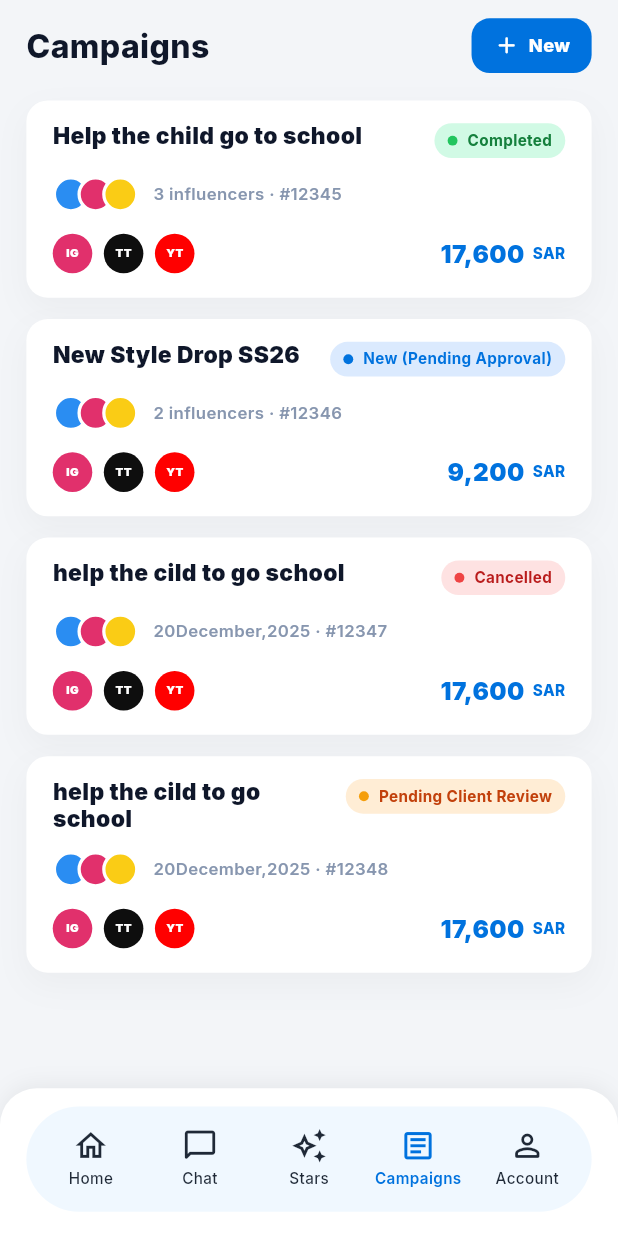
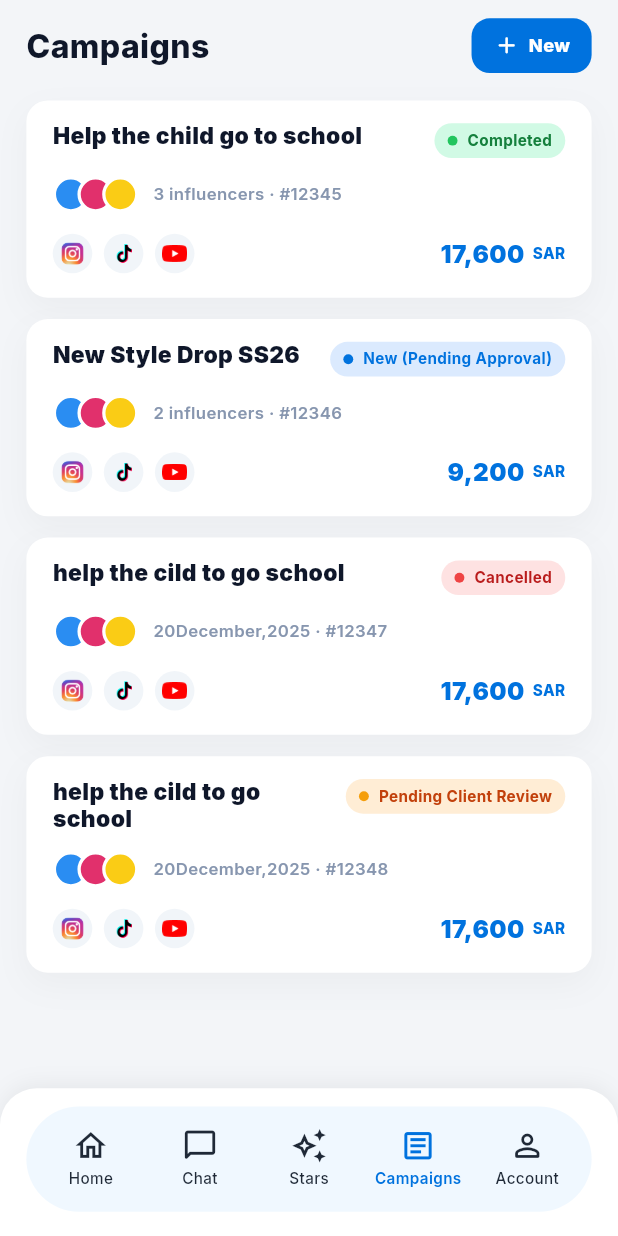
Before and after one commit to amrashraf88/influx_mobile-main, a Flutter app: the CompanyCampaignsPage screen opened by its route, on a phone screen of 412 x 824 dp. Run offline on Flutter 3.47's test engine with Material 3 defaults, Android fonts, the phone set to English and light mode, and no system bars; our stand-ins replace auto_size_text, cached_network_image, country_code_picker, dio, equatable, file_picker and 7 more; missing offline and left inert: record; accounts and stored records are empty; network calls fail.

Commit message:
Support all social platform icons

```diff
--- a/lib/features/company_campaigns/presentation/widgets/company_campaign_list_card_widget.dart
+++ b/lib/features/company_campaigns/presentation/widgets/company_campaign_list_card_widget.dart
@@ -1,4 +1,5 @@
 import 'package:adzmavall/features/company_campaigns/presentation/models/company_campaign_models.dart';
+import 'package:adzmavall/features/company_campaigns/presentation/widgets/company_campaign_platform_chip.dart';
 import 'package:adzmavall/features/company_campaigns/presentation/widgets/company_campaign_status_chip.dart';
 import 'package:adzmavall/utils/appcolors.dart';
 import 'package:flutter/material.dart';
@@ -86,11 +87,11 @@ class CompanyCampaignListCardWidget extends StatelessWidget {
             SizedBox(height: 14.h),
             Row(
               children: <Widget>[
-                const _PlatformDot(color: AppColors.instagram, label: 'IG'),
+                const _PlatformDot(platform: 'instagram'),
                 SizedBox(width: 7.w),
-                const _PlatformDot(color: AppColors.tiktok, label: 'TT'),
+                const _PlatformDot(platform: 'tiktok'),
                 SizedBox(width: 7.w),
-                const _PlatformDot(color: AppColors.youtube, label: 'YT'),
+                const _PlatformDot(platform: 'youtube'),
                 const Spacer(),
                 Text(
                   amount,
@@ -153,10 +154,9 @@ class _AvatarStack extends StatelessWidget {
 }
 
 class _PlatformDot extends StatelessWidget {
-  const _PlatformDot({required this.color, required this.label});
+  const _PlatformDot({required this.platform});
 
-  final Color color;
-  final String label;
+  final String platform;
 
   @override
   Widget build(BuildContext context) {
@@ -164,14 +164,15 @@ class _PlatformDot extends StatelessWidget {
       width: 24.w,
       height: 24.w,
       alignment: Alignment.center,
-      decoration: BoxDecoration(color: color, shape: BoxShape.circle),
-      child: Text(
-        label,
-        style: TextStyle(
-          color: AppColors.white,
-          fontSize: 7.5.sp,
-          fontWeight: FontWeight.w900,
-        ),
+      decoration: const BoxDecoration(
+        color: Color(0xFFF1F5F9),
+        shape: BoxShape.circle,
+      ),
+      child: Image.asset(
+        CompanyCampaignPlatformAssets.assetFor(platform),
+        width: 15.w,
+        height: 15.w,
+        fit: BoxFit.contain,
       ),
     );
   }
--- a/lib/features/company_campaigns/presentation/widgets/company_campaign_platform_chip.dart
+++ b/lib/features/company_campaigns/presentation/widgets/company_campaign_platform_chip.dart
@@ -7,28 +7,35 @@ import 'package:flutter_screenutil/flutter_screenutil.dart';
 
 abstract final class CompanyCampaignPlatformAssets {
   static String assetFor(String platform) {
-    switch (platform.trim().toLowerCase()) {
-      case 'instagram':
+    final String value = platform.trim().toLowerCase();
+    if (value.contains('instagram') || value == 'ig') {
       return ImageAssets.instagramColoredIcon;
-      case 'tik tok':
-      case 'tiktok':
+    }
+    if (value.contains('tik') || value.contains('tok')) {
       return ImageAssets.homeInfluencerTiktok;
-      case 'youtube':
+    }
+    if (value.contains('youtube') || value == 'yt') {
       return ImageAssets.homeInfluencerYoutube;
-      case 'telegram':
+    }
+    if (value.contains('telegram')) {
       return ImageAssets.telegramColoredIcon;
-      case 'whatsapp':
+    }
+    if (value.contains('whatsapp') || value == 'wa') {
       return ImageAssets.whatsappColoredIcon;
-      case 'threads':
+    }
+    if (value.contains('thread')) {
       return ImageAssets.threadsIcon;
-      case 'snapchat':
-      case 'snap':
+    }
+    if (value.contains('snap')) {
       return ImageAssets.snapchatIcon;
-      case 'facebook':
+    }
+    if (value.contains('facebook') || value == 'fb') {
       return ImageAssets.homeInfluencerFacebook;
-      default:
+    }
+    if (value == 'x' || value.contains('twitter') || value.contains('x.com')) {
+      return ImageAssets.twitterIcon;
+    }
     return ImageAssets.platformsIcon;
-    }
   }
 }
 
@@ -80,8 +87,9 @@ class CompanyCampaignPlatformChip extends StatelessWidget {
                   maxLines: 1,
                   minFontSize: 8,
                   style: TextStyle(
-                    color:
-                        selected ? AppColors.brandBlue : AppColors.textPrimary,
+                    color: selected
+                        ? AppColors.brandBlue
+                        : AppColors.textPrimary,
                     fontSize: 13.sp,
                     fontWeight: FontWeight.w600,
                   ),
@@ -174,7 +182,9 @@ class CompanyCampaignPlatformPicker extends StatelessWidget {
       children: List<Widget>.generate(rows.length, (int rowIndex) {
         final List<Widget> rowCells = rows[rowIndex];
         return Padding(
-          padding: EdgeInsets.only(bottom: rowIndex == rows.length - 1 ? 0 : 8.h),
+          padding: EdgeInsets.only(
+            bottom: rowIndex == rows.length - 1 ? 0 : 8.h,
+          ),
           child: Row(
             children: List<Widget>.generate(_columns, (int colIndex) {
               return Expanded(
```
Also changed, not shown: lib/features/company_campaigns/presentation/pages/company_campaign_details_page.dart (+14 -14 lines), lib/features/company_campaigns/presentation/pages/company_campaign_influencer_details_page.dart (+20 -21 lines), lib/features/company_campaigns/presentation/pages/company_request_ad_page.dart (+32 -16 lines), lib/features/company_campaigns/presentation/pages/company_star_profile_page.dart (+9 -16 lines), lib/features/company_campaigns/presentation/widgets/company_campaign_creator_card.dart (+7 -15 lines), lib/features/company_home/presentation/widgets/company_home_campaign_card_widget.dart (+15 -14 lines). Lines whose indentation alone changed are shown as unchanged.
